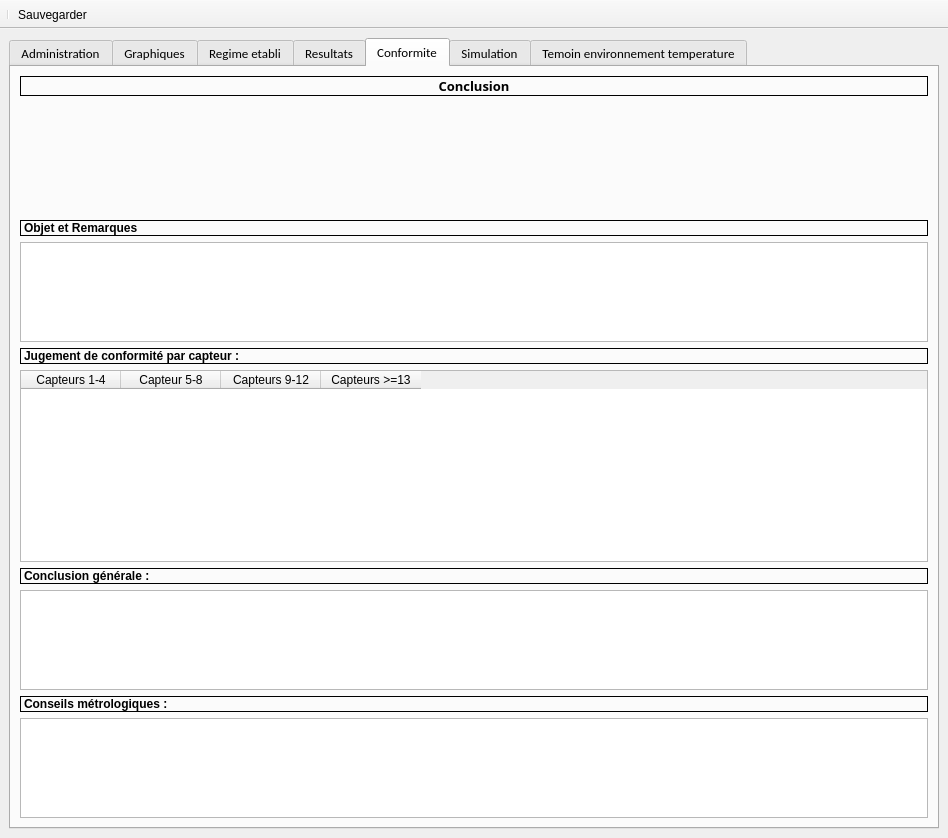
Qt form Modules/Cartographie/GUI/Interface_Centrales.ui (Pepou/Administration-2.0) before a commit.
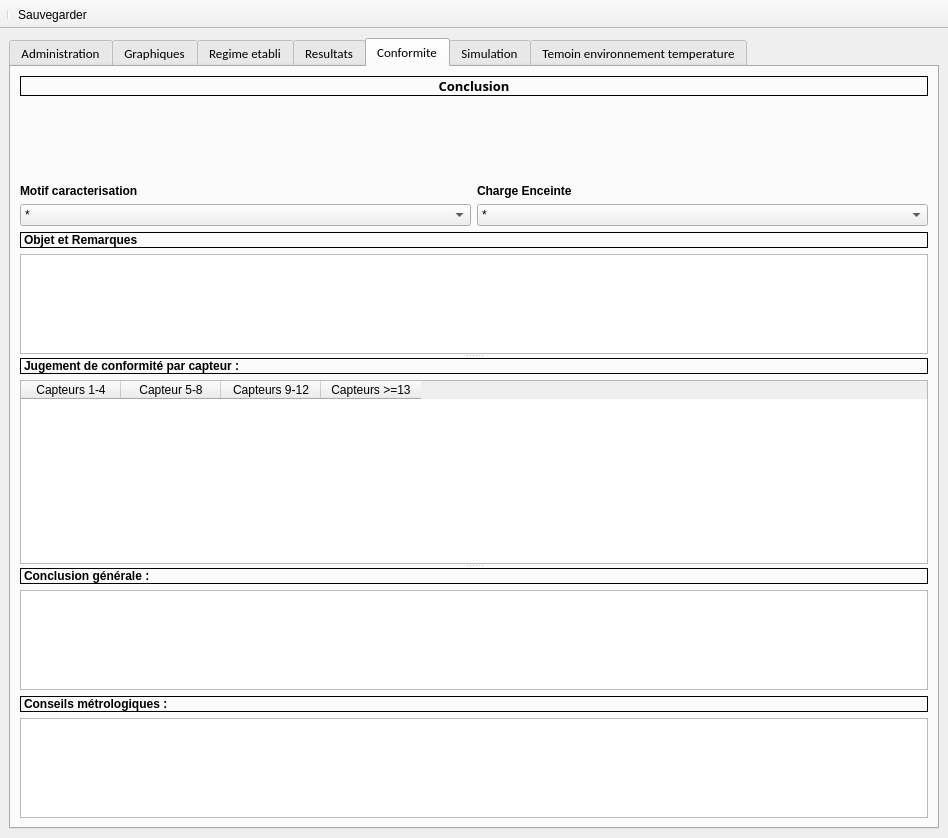
The same form after that commit. The open tabs and pages were chosen to show the change. Icons and pictures are not drawn. Custom widgets are drawn as their Qt base class.

Commit message:
cartographie selection nom voie
modification du tri du nom de la voie en fct du nom sur le ficheir pour fd5

```diff
--- a/Modules/Cartographie/GUI/Interface_Centrales.ui
+++ b/Modules/Cartographie/GUI/Interface_Centrales.ui
@@ -1350,7 +1350,7 @@
        <attribute name="title">
         <string>Conformite</string>
        </attribute>
-       <layout class="QVBoxLayout" name="verticalLayout_14">
+       <layout class="QVBoxLayout" name="verticalLayout_27">
         <item>
          <layout class="QVBoxLayout" name="verticalLayout_9">
           <item>
@@ -1394,6 +1394,85 @@
          </layout>
         </item>
         <item>
+         <layout class="QHBoxLayout" name="horizontalLayout_16">
+          <item>
+           <layout class="QVBoxLayout" name="verticalLayout_14">
+            <item>
+             <widget class="QLabel" name="label_47">
+              <property name="text">
+               <string>Motif caracterisation</string>
+              </property>
+             </widget>
+            </item>
+            <item>
+             <widget class="QComboBox" name="comboBox">
+              <item>
+               <property name="text">
+                <string>*</string>
+               </property>
+              </item>
+              <item>
+               <property name="text">
+                <string>Mise en Service</string>
+               </property>
+              </item>
+              <item>
+               <property name="text">
+                <string>Suite intervention</string>
+               </property>
+              </item>
+              <item>
+               <property name="text">
+                <string>Suivi d'enceinte</string>
+               </property>
+              </item>
+             </widget>
+            </item>
+           </layout>
+          </item>
+          <item>
+           <layout class="QVBoxLayout" name="verticalLayout_26">
+            <item>
+             <widget class="QLabel" name="label_48">
+              <property name="text">
+               <string>Charge Enceinte</string>
+              </property>
+             </widget>
+            </item>
+            <item>
+             <widget class="QComboBox" name="comboBox_2">
+              <item>
+               <property name="text">
+                <string>*</string>
+               </property>
+              </item>
+              <item>
+               <property name="text">
+                <string>à vide</string>
+               </property>
+              </item>
+              <item>
+               <property name="text">
+                <string>≤ 50%</string>
+               </property>
+              </item>
+              <item>
+               <property name="text">
+                <string>&gt; 50%</string>
+               </property>
+              </item>
+             </widget>
+            </item>
+           </layout>
+          </item>
+         </layout>
+        </item>
+        <item>
+         <widget class="QSplitter" name="splitter_2">
+          <property name="orientation">
+           <enum>Qt::Vertical</enum>
+          </property>
+          <widget class="QWidget" name="">
          <layout class="QVBoxLayout" name="verticalLayout_10">
           <property name="sizeConstraint">
            <enum>QLayout::SetMinAndMaxSize</enum>
@@ -1431,8 +1510,8 @@
            </widget>
           </item>
          </layout>
-        </item>
-        <item>
+          </widget>
+          <widget class="QWidget" name="">
          <layout class="QVBoxLayout" name="verticalLayout_11">
           <property name="sizeConstraint">
            <enum>QLayout::SetNoConstraint</enum>
@@ -1487,8 +1566,8 @@
            </widget>
           </item>
          </layout>
-        </item>
-        <item>
+          </widget>
+          <widget class="QWidget" name="">
          <layout class="QVBoxLayout" name="verticalLayout_12">
           <property name="sizeConstraint">
            <enum>QLayout::SetDefaultConstraint</enum>
@@ -1526,6 +1605,8 @@
            </widget>
           </item>
          </layout>
+          </widget>
+         </widget>
         </item>
         <item>
          <layout class="QVBoxLayout" name="verticalLayout_13">
```
Lines whose indentation alone changed are shown as unchanged. The commit also changes 2 other files.
